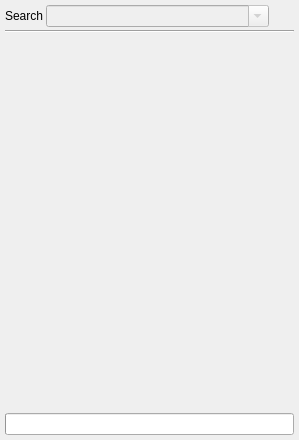
Old version of the form v2/trunk/qCtagsSense/src/qCtagsSenseBrowser.ui in the repository testmana2/mks.
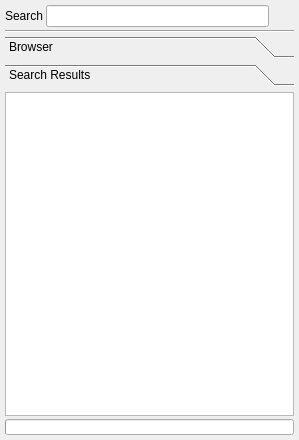
New version of the form. The open tabs and pages were chosen to show the change. Icons and pictures are not drawn.

```diff
--- a/v2/trunk/qCtagsSense/src/qCtagsSenseBrowser.ui
+++ b/v2/trunk/qCtagsSense/src/qCtagsSenseBrowser.ui
@@ -31,14 +31,7 @@
     </widget>
    </item>
    <item row="0" column="1">
-    <widget class="QComboBox" name="cbSearchs">
-     <property name="enabled">
-      <bool>false</bool>
-     </property>
-     <property name="editable">
-      <bool>true</bool>
-     </property>
-    </widget>
+    <widget class="QLineEdit" name="leSearch"/>
    </item>
    <item row="0" column="2">
     <widget class="QLabel" name="lLoading">
@@ -73,63 +66,93 @@
     </widget>
    </item>
    <item row="2" column="0" colspan="3">
-    <widget class="QTreeView" name="tvMembers">
-     <property name="palette">
-      <palette>
-       <active>
-        <colorrole role="Base">
-         <brush brushstyle="SolidPattern">
-          <color alpha="0">
-           <red>255</red>
-           <green>255</green>
-           <blue>255</blue>
-          </color>
-         </brush>
-        </colorrole>
-       </active>
-       <inactive>
-        <colorrole role="Base">
-         <brush brushstyle="SolidPattern">
-          <color alpha="0">
-           <red>255</red>
-           <green>255</green>
-           <blue>255</blue>
-          </color>
-         </brush>
-        </colorrole>
-       </inactive>
-       <disabled>
-        <colorrole role="Base">
-         <brush brushstyle="SolidPattern">
-          <color alpha="0">
-           <red>255</red>
-           <green>255</green>
-           <blue>255</blue>
-          </color>
-         </brush>
-        </colorrole>
-       </disabled>
-      </palette>
-     </property>
-     <property name="contextMenuPolicy">
-      <enum>Qt::CustomContextMenu</enum>
-     </property>
-     <property name="frameShape">
-      <enum>QFrame::NoFrame</enum>
-     </property>
-     <property name="frameShadow">
-      <enum>QFrame::Plain</enum>
-     </property>
-     <property name="uniformRowHeights">
-      <bool>true</bool>
-     </property>
-     <property name="headerHidden">
-      <bool>true</bool>
-     </property>
+    <widget class="QToolBox" name="tbPages">
+     <widget class="QWidget" name="wFileName">
+      <property name="geometry">
+       <rect>
+        <x>0</x>
+        <y>0</y>
+        <width>279</width>
+        <height>311</height>
+       </rect>
+      </property>
+      <attribute name="icon">
+       <iconset>
+        <normaloff>:/icons/class.png</normaloff>:/icons/class.png</iconset>
+      </attribute>
+      <attribute name="label">
+       <string>Browser</string>
+      </attribute>
+      <layout class="QVBoxLayout" name="verticalLayout_2">
+       <property name="spacing">
+        <number>0</number>
+       </property>
+       <property name="margin">
+        <number>0</number>
+       </property>
+       <item>
+        <widget class="QTreeView" name="tvMembers">
+         <property name="contextMenuPolicy">
+          <enum>Qt::CustomContextMenu</enum>
+         </property>
+         <property name="uniformRowHeights">
+          <bool>true</bool>
+         </property>
+         <property name="headerHidden">
+          <bool>true</bool>
+         </property>
+        </widget>
+       </item>
+      </layout>
+     </widget>
+     <widget class="QWidget" name="wSearchResult">
+      <property name="geometry">
+       <rect>
+        <x>0</x>
+        <y>0</y>
+        <width>279</width>
+        <height>311</height>
+       </rect>
+      </property>
+      <attribute name="icon">
+       <iconset>
+        <normaloff>:/edit/icons/edit/replace.png</normaloff>:/edit/icons/edit/replace.png</iconset>
+      </attribute>
+      <attribute name="label">
+       <string>Search Results</string>
+      </attribute>
+      <layout class="QVBoxLayout" name="verticalLayout">
+       <property name="spacing">
+        <number>0</number>
+       </property>
+       <property name="margin">
+        <number>0</number>
+       </property>
+       <item>
+        <widget class="QTreeView" name="tvSearchResult">
+         <property name="contextMenuPolicy">
+          <enum>Qt::CustomContextMenu</enum>
+         </property>
+         <property name="uniformRowHeights">
+          <bool>true</bool>
+         </property>
+         <property name="headerHidden">
+          <bool>true</bool>
+         </property>
+        </widget>
+       </item>
+      </layout>
+     </widget>
     </widget>
    </item>
    <item row="3" column="0" colspan="3">
     <widget class="QProgressBar" name="pbIndexing">
+     <property name="maximumSize">
+      <size>
+       <width>16777215</width>
+       <height>16</height>
+      </size>
+     </property>
      <property name="alignment">
       <set>Qt::AlignCenter</set>
      </property>
```
Left out of the diff: 1 changed line with no effect on the pictures.
